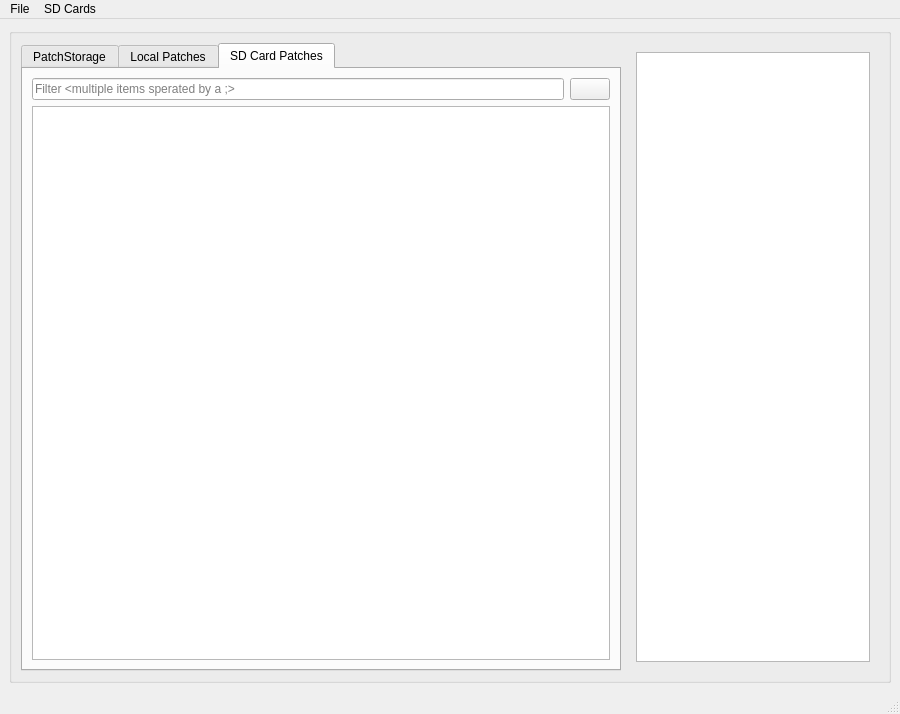
Above: zoia_lib/UI/MainWindow.ui from meanmedianmoge/zoia_lib before the change. Below: the same form after it.
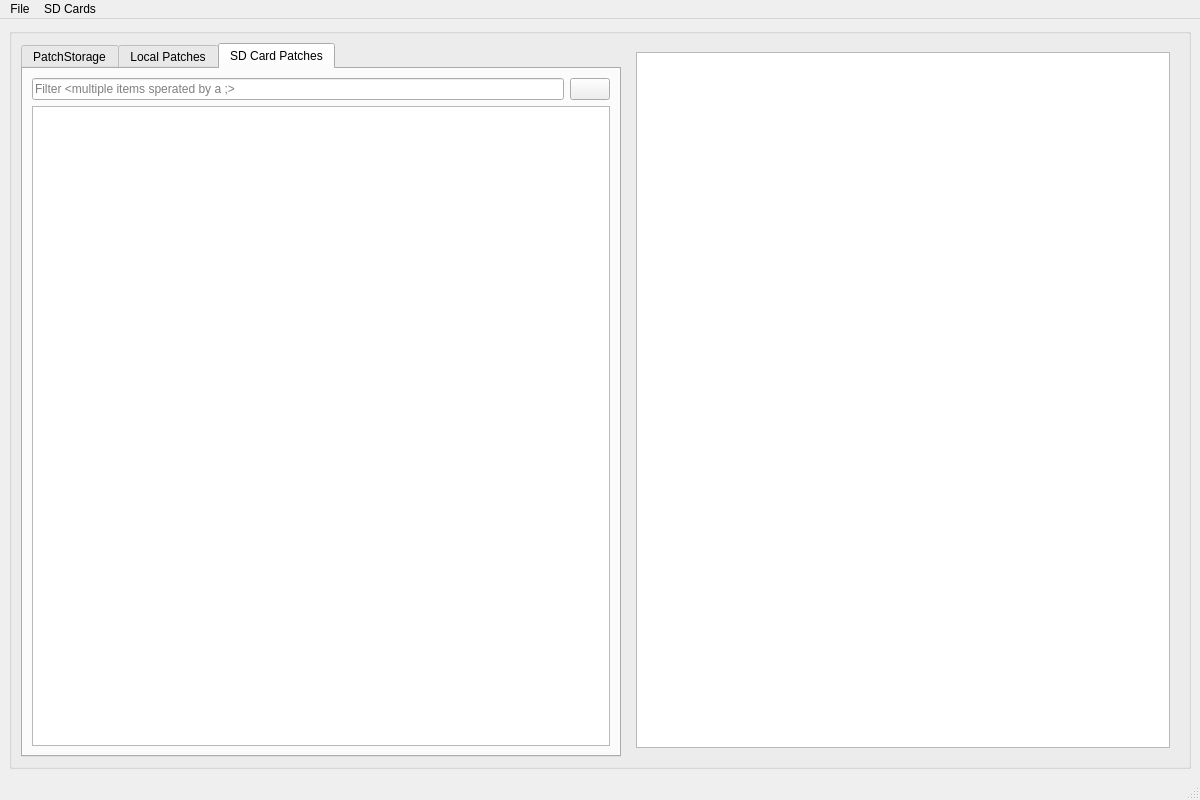
That is the form after the change. Icons and pictures are not drawn.

Commit message: adding SD card reading rearranging and cleaning up function layout implementing regex search filters

Diff of the .ui file:
```diff
--- a/zoia_lib/UI/MainWindow.ui
+++ b/zoia_lib/UI/MainWindow.ui
@@ -6,14 +6,14 @@
    <rect>
     <x>0</x>
     <y>0</y>
-    <width>900</width>
-    <height>714</height>
+    <width>1200</width>
+    <height>800</height>
    </rect>
   </property>
   <property name="minimumSize">
    <size>
-    <width>900</width>
-    <height>700</height>
+    <width>1200</width>
+    <height>800</height>
    </size>
   </property>
   <property name="windowTitle">
@@ -290,7 +290,7 @@
     <rect>
      <x>0</x>
      <y>0</y>
-     <width>900</width>
+     <width>1200</width>
      <height>22</height>
     </rect>
    </property>
```
Left out of the diff: 2 changed lines with no effect on the pictures. The commit also changes 2 other files.
